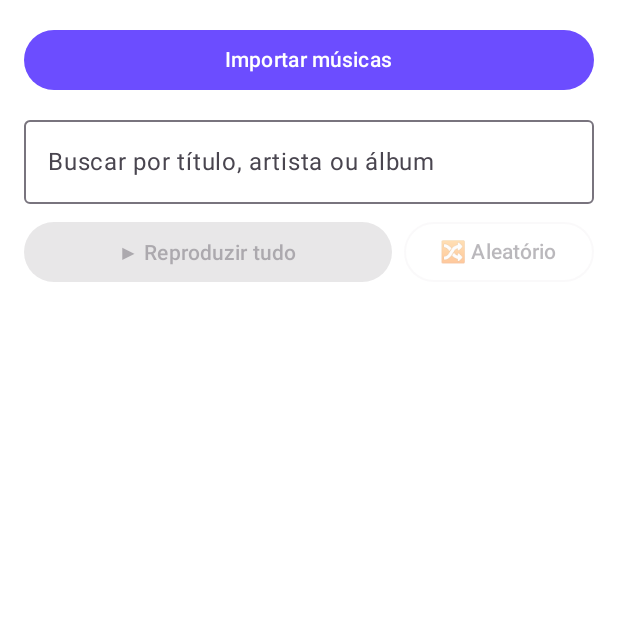
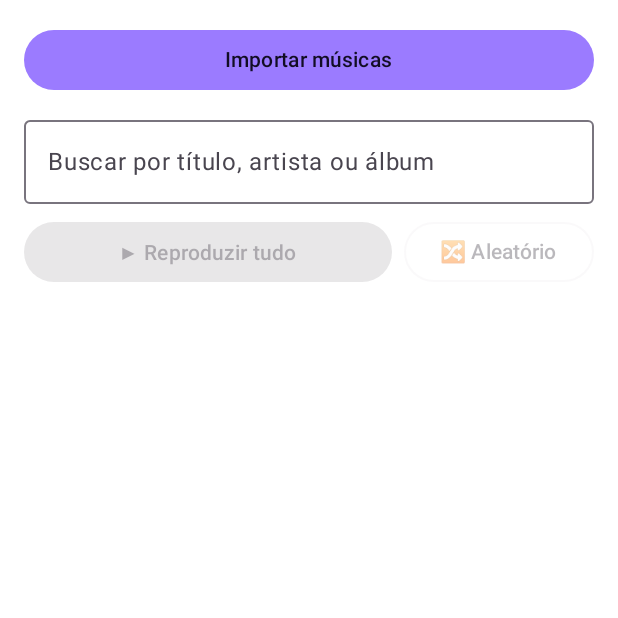
Before and after one commit to Kyra2214/MixTapeMp3, an Android app built with Jetpack Compose: the screen it shows after launch (MainActivity), after a tap on "Biblioteca", on a phone screen of 412 x 824 dp, the top half of it. Run offline under Robolectric (Android 15) with nearby library versions, the phone set to English and light mode, and no system bars; our stand-ins replace Room's generated code; pictures from the network do not load.

Commit message:
Refresh MixTape visual identity and modern UI

```diff
--- a/app/src/main/java/com/cdvirtual/app/ui/theme/Color.kt
+++ b/app/src/main/java/com/cdvirtual/app/ui/theme/Color.kt
@@ -2,10 +2,12 @@ package com.cdvirtual.app.ui.theme
 
 import androidx.compose.ui.graphics.Color
 
-val CdPrimary = Color(0xFF6C4DFF)
-val CdOnPrimary = Color(0xFFFFFFFF)
-val CdSecondary = Color(0xFF00BFA6)
-val CdBackgroundDark = Color(0xFF0F0F17)
-val CdSurfaceDark = Color(0xFF1A1A26)
-val CdBackgroundLight = Color(0xFFF7F6FB)
+// Identidade MixTape: noite digital, violeta elétrico e ciano de destaque.
+val CdPrimary = Color(0xFF9B7BFF)
+val CdOnPrimary = Color(0xFF120D24)
+val CdSecondary = Color(0xFF52E0D0)
+val CdTertiary = Color(0xFFFF8B7B)
+val CdBackgroundDark = Color(0xFF090D18)
+val CdSurfaceDark = Color(0xFF141B2B)
+val CdBackgroundLight = Color(0xFFF5F4FA)
 val CdSurfaceLight = Color(0xFFFFFFFF)
```
